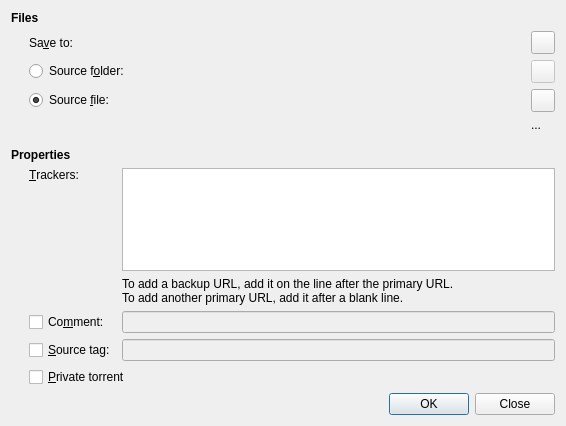
The window that qt/MakeDialog.ui (transmission/transmission) describes before a commit, drawn with Qt 5.
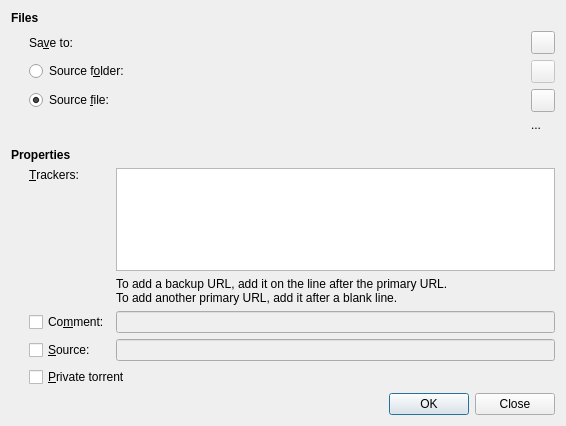
The same window after the commit. Custom widgets are drawn as their Qt base class.

Commit message: Settle on just "Source" in UI

Diff of the .ui file:
```diff
--- a/qt/MakeDialog.ui
+++ b/qt/MakeDialog.ui
@@ -160,7 +160,7 @@
      <item row="3" column="0">
       <widget class="QCheckBox" name="sourceCheck">
        <property name="text">
-        <string>&amp;Source tag:</string>
+        <string>&amp;Source:</string>
        </property>
       </widget>
      </item>
```
The commit also changes 6 other files.
